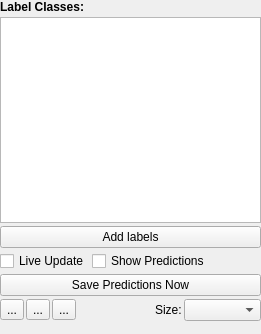
First picture: the form in ilastik/applets/pixelClassification/labelingDrawer.ui, repository ilastik/ilastik, before the edit.
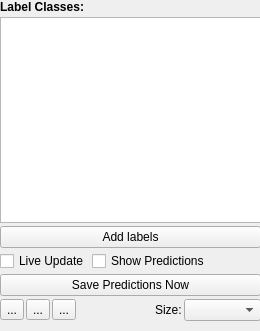
Second picture: the form after the edit. Custom widgets are drawn as their Qt base class.

Commit message: PixelClassificationGui: Enable/disable the prediction controls based on whether or not there are labels and features available.

What changed in the file:
```diff
--- a/ilastik/applets/pixelClassification/labelingDrawer.ui
+++ b/ilastik/applets/pixelClassification/labelingDrawer.ui
@@ -6,8 +6,8 @@
    <rect>
     <x>0</x>
     <y>0</y>
-    <width>261</width>
-    <height>334</height>
+    <width>260</width>
+    <height>331</height>
    </rect>
   </property>
   <property name="sizePolicy">
```
The commit also changes 1 other file.
